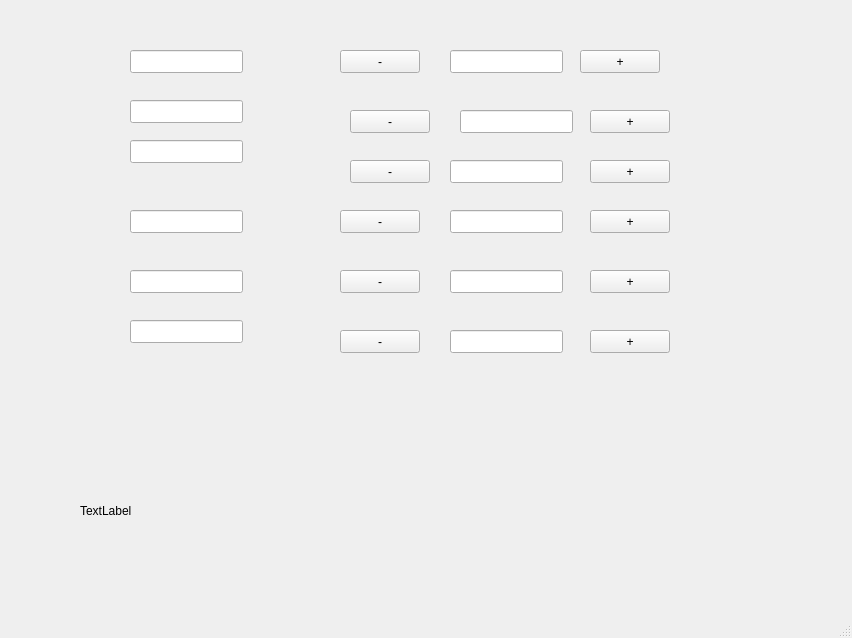
First picture: the form in resources/motor.ui, repository smattha/robotHuman, before the edit.
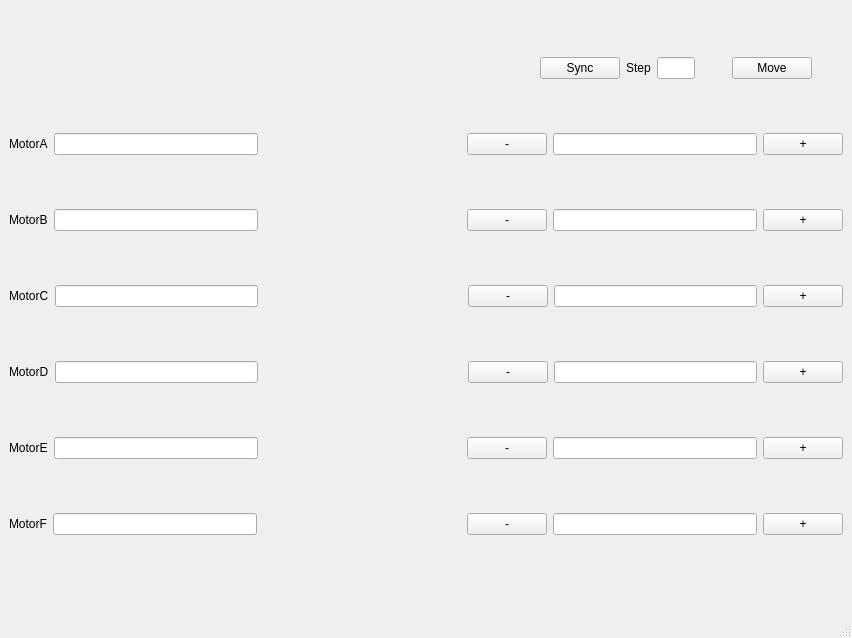
Second picture: the form after the edit.

Commit message: Format the class, add move to position functionality

What changed in the file:
```diff
--- a/resources/motor.ui
+++ b/resources/motor.ui
@@ -14,295 +14,362 @@
    <string>MainWindow</string>
   </property>
   <widget class="QWidget" name="centralwidget">
-   <widget class="QPushButton" name="plusA">
-    <property name="geometry">
-     <rect>
-      <x>580</x>
-      <y>50</y>
-      <width>80</width>
-      <height>23</height>
-     </rect>
-    </property>
-    <property name="text">
-     <string>+</string>
-    </property>
-   </widget>
-   <widget class="QPushButton" name="minusA">
-    <property name="geometry">
-     <rect>
-      <x>340</x>
-      <y>50</y>
-      <width>80</width>
-      <height>23</height>
-     </rect>
-    </property>
-    <property name="text">
-     <string>-</string>
-    </property>
-   </widget>
-   <widget class="QPushButton" name="minusB">
-    <property name="geometry">
-     <rect>
-      <x>350</x>
-      <y>110</y>
-      <width>80</width>
-      <height>23</height>
-     </rect>
-    </property>
-    <property name="text">
-     <string>-</string>
-    </property>
-   </widget>
-   <widget class="QPushButton" name="plusB">
-    <property name="geometry">
-     <rect>
-      <x>590</x>
-      <y>110</y>
-      <width>80</width>
-      <height>23</height>
-     </rect>
-    </property>
-    <property name="text">
-     <string>+</string>
-    </property>
-   </widget>
-   <widget class="QPushButton" name="plusC">
-    <property name="geometry">
-     <rect>
-      <x>590</x>
-      <y>330</y>
-      <width>80</width>
-      <height>23</height>
-     </rect>
-    </property>
-    <property name="text">
-     <string>+</string>
-    </property>
-   </widget>
-   <widget class="QPushButton" name="minusC">
-    <property name="geometry">
-     <rect>
-      <x>340</x>
-      <y>330</y>
-      <width>80</width>
-      <height>23</height>
-     </rect>
-    </property>
-    <property name="text">
-     <string>-</string>
-    </property>
-   </widget>
-   <widget class="QPushButton" name="plusD">
-    <property name="geometry">
-     <rect>
-      <x>590</x>
-      <y>160</y>
-      <width>80</width>
-      <height>23</height>
-     </rect>
-    </property>
-    <property name="text">
-     <string>+</string>
-    </property>
-   </widget>
-   <widget class="QPushButton" name="minusD">
-    <property name="geometry">
-     <rect>
-      <x>350</x>
-      <y>160</y>
-      <width>80</width>
-      <height>23</height>
-     </rect>
-    </property>
-    <property name="text">
-     <string>-</string>
-    </property>
-   </widget>
-   <widget class="QPushButton" name="minusE">
-    <property name="geometry">
-     <rect>
-      <x>340</x>
-      <y>210</y>
-      <width>80</width>
-      <height>23</height>
-     </rect>
-    </property>
-    <property name="text">
-     <string>-</string>
-    </property>
-   </widget>
-   <widget class="QPushButton" name="plusE">
-    <property name="geometry">
-     <rect>
-      <x>590</x>
-      <y>210</y>
-      <width>80</width>
-      <height>23</height>
-     </rect>
-    </property>
-    <property name="text">
-     <string>+</string>
-    </property>
-   </widget>
-   <widget class="QPushButton" name="plusF">
-    <property name="geometry">
-     <rect>
-      <x>590</x>
-      <y>270</y>
-      <width>80</width>
-      <height>23</height>
-     </rect>
-    </property>
-    <property name="text">
-     <string>+</string>
-    </property>
-   </widget>
-   <widget class="QPushButton" name="minusF">
-    <property name="geometry">
-     <rect>
-      <x>340</x>
-      <y>270</y>
-      <width>80</width>
-      <height>23</height>
-     </rect>
-    </property>
-    <property name="text">
-     <string>-</string>
-    </property>
-   </widget>
-   <widget class="QLineEdit" name="targetPosA">
-    <property name="geometry">
-     <rect>
-      <x>450</x>
-      <y>50</y>
-      <width>113</width>
-      <height>23</height>
-     </rect>
-    </property>
-   </widget>
-   <widget class="QLineEdit" name="targetPosB">
-    <property name="geometry">
-     <rect>
-      <x>460</x>
-      <y>110</y>
-      <width>113</width>
-      <height>23</height>
-     </rect>
-    </property>
-   </widget>
-   <widget class="QLineEdit" name="targetPosC">
-    <property name="geometry">
-     <rect>
-      <x>450</x>
-      <y>330</y>
-      <width>113</width>
-      <height>23</height>
-     </rect>
-    </property>
-   </widget>
-   <widget class="QLineEdit" name="targetPosD">
-    <property name="geometry">
-     <rect>
-      <x>450</x>
-      <y>160</y>
-      <width>113</width>
-      <height>23</height>
-     </rect>
-    </property>
-   </widget>
-   <widget class="QLineEdit" name="targetPosE">
-    <property name="geometry">
-     <rect>
-      <x>450</x>
-      <y>210</y>
-      <width>113</width>
-      <height>23</height>
-     </rect>
-    </property>
-   </widget>
-   <widget class="QLineEdit" name="targetPosF">
-    <property name="geometry">
-     <rect>
-      <x>450</x>
-      <y>270</y>
-      <width>113</width>
-      <height>23</height>
-     </rect>
-    </property>
-   </widget>
-   <widget class="QLabel" name="label">
-    <property name="geometry">
-     <rect>
-      <x>80</x>
-      <y>500</y>
-      <width>141</width>
-      <height>21</height>
-     </rect>
-    </property>
-    <property name="text">
-     <string>TextLabel</string>
-    </property>
-   </widget>
-   <widget class="QLineEdit" name="motorAPosition">
-    <property name="geometry">
-     <rect>
-      <x>130</x>
-      <y>50</y>
-      <width>113</width>
-      <height>23</height>
-     </rect>
-    </property>
-   </widget>
-   <widget class="QLineEdit" name="motorBPosition">
-    <property name="geometry">
-     <rect>
-      <x>130</x>
-      <y>100</y>
-      <width>113</width>
-      <height>23</height>
-     </rect>
-    </property>
-   </widget>
-   <widget class="QLineEdit" name="motorDPosition">
-    <property name="geometry">
-     <rect>
-      <x>130</x>
-      <y>140</y>
-      <width>113</width>
-      <height>23</height>
-     </rect>
-    </property>
-   </widget>
-   <widget class="QLineEdit" name="motorEPosition">
-    <property name="geometry">
-     <rect>
-      <x>130</x>
-      <y>210</y>
-      <width>113</width>
-      <height>23</height>
-     </rect>
-    </property>
-   </widget>
-   <widget class="QLineEdit" name="motorFPosition">
-    <property name="geometry">
-     <rect>
-      <x>130</x>
-      <y>270</y>
-      <width>113</width>
-      <height>23</height>
-     </rect>
-    </property>
-   </widget>
-   <widget class="QLineEdit" name="motorCPosition">
-    <property name="geometry">
-     <rect>
-      <x>130</x>
-      <y>320</y>
-      <width>113</width>
-      <height>23</height>
-     </rect>
-    </property>
-   </widget>
+   <property name="enabled">
+    <bool>true</bool>
+   </property>
+   <property name="minimumSize">
+    <size>
+     <width>852</width>
+     <height>0</height>
+    </size>
+   </property>
+   <property name="maximumSize">
+    <size>
+     <width>16777215</width>
+     <height>596</height>
+    </size>
+   </property>
+   <layout class="QHBoxLayout" name="horizontalLayout_11">
+    <item>
+     <layout class="QVBoxLayout" name="verticalLayout">
+      <item>
+       <layout class="QHBoxLayout" name="horizontalLayout_12">
+        <item>
+         <spacer name="horizontalSpacer_7">
+          <property name="orientation">
+           <enum>Qt::Horizontal</enum>
+          </property>
+          <property name="sizeHint" stdset="0">
+           <size>
+            <width>600</width>
+            <height>20</height>
+           </size>
+          </property>
+         </spacer>
+        </item>
+        <item>
+         <widget class="QPushButton" name="sync">
+          <property name="text">
+           <string>Sync</string>
+          </property>
+         </widget>
+        </item>
+        <item>
+         <widget class="QLabel" name="Step">
+          <property name="text">
+           <string>Step</string>
+          </property>
+         </widget>
+        </item>
+        <item>
+         <widget class="QLineEdit" name="movingStep">
+          <property name="text">
+           <string/>
+          </property>
+         </widget>
+        </item>
+        <item>
+         <spacer name="horizontalSpacer_8">
+          <property name="orientation">
+           <enum>Qt::Horizontal</enum>
+          </property>
+          <property name="sizeHint" stdset="0">
+           <size>
+            <width>100</width>
+            <height>20</height>
+           </size>
+          </property>
+         </spacer>
+        </item>
+        <item>
+         <widget class="QPushButton" name="moveButton">
+          <property name="text">
+           <string>Move</string>
+          </property>
+         </widget>
+        </item>
+        <item>
+         <spacer name="horizontalSpacer_9">
+          <property name="orientation">
+           <enum>Qt::Horizontal</enum>
+          </property>
+          <property name="sizeHint" stdset="0">
+           <size>
+            <width>100</width>
+            <height>20</height>
+           </size>
+          </property>
+         </spacer>
+        </item>
+       </layout>
+      </item>
+      <item>
+       <layout class="QHBoxLayout" name="horizontalLayout">
+        <item>
+         <widget class="QLabel" name="label_2">
+          <property name="text">
+           <string>MotorA</string>
+          </property>
+         </widget>
+        </item>
+        <item>
+         <widget class="QLineEdit" name="motorAPosition"/>
+        </item>
+        <item>
+         <spacer name="horizontalSpacer">
+          <property name="orientation">
+           <enum>Qt::Horizontal</enum>
+          </property>
+          <property name="sizeHint" stdset="0">
+           <size>
+            <width>40</width>
+            <height>20</height>
+           </size>
+          </property>
+         </spacer>
+        </item>
+        <item>
+         <widget class="QPushButton" name="minusA">
+          <property name="text">
+           <string>-</string>
+          </property>
+         </widget>
+        </item>
+        <item>
+         <widget class="QLineEdit" name="targetPosA"/>
+        </item>
+        <item>
+         <widget class="QPushButton" name="plusA">
+          <property name="text">
+           <string>+</string>
+          </property>
+         </widget>
+        </item>
+       </layout>
+      </item>
+      <item>
+       <layout class="QHBoxLayout" name="horizontalLayout_3">
+        <item>
+         <widget class="QLabel" name="label_3">
+          <property name="text">
+           <string>MotorB</string>
+          </property>
+         </widget>
+        </item>
+        <item>
+         <widget class="QLineEdit" name="motorBPosition"/>
+        </item>
+        <item>
+         <spacer name="horizontalSpacer_2">
+          <property name="orientation">
+           <enum>Qt::Horizontal</enum>
+          </property>
+          <property name="sizeHint" stdset="0">
+           <size>
+            <width>40</width>
+            <height>20</height>
+           </size>
+          </property>
+         </spacer>
+        </item>
+        <item>
+         <widget class="QPushButton" name="minusB">
+          <property name="text">
+           <string>-</string>
+          </property>
+         </widget>
+        </item>
+        <item>
+         <widget class="QLineEdit" name="targetPosB"/>
+        </item>
+        <item>
+         <widget class="QPushButton" name="plusB">
+          <property name="text">
+           <string>+</string>
+          </property>
+         </widget>
+        </item>
+       </layout>
+      </item>
+      <item>
+       <layout class="QHBoxLayout" name="horizontalLayout_6">
+        <item>
+         <widget class="QLabel" name="label_4">
+          <property name="text">
+           <string>MotorC</string>
+          </property>
+         </widget>
+        </item>
+        <item>
+         <widget class="QLineEdit" name="motorDPosition"/>
+        </item>
+        <item>
+         <spacer name="horizontalSpacer_3">
+          <property name="orientation">
+           <enum>Qt::Horizontal</enum>
+          </property>
+          <property name="sizeHint" stdset="0">
+           <size>
+            <width>40</width>
+            <height>20</height>
+           </size>
+          </property>
+         </spacer>
+        </item>
+        <item>
+         <widget class="QPushButton" name="minusD">
+          <property name="text">
+           <string>-</string>
+          </property>
+         </widget>
+        </item>
+        <item>
+         <widget class="QLineEdit" name="targetPosD"/>
+        </item>
+        <item>
+         <widget class="QPushButton" name="plusD">
+          <property name="text">
+           <string>+</string>
+          </property>
+         </widget>
+        </item>
+       </layout>
+      </item>
+      <item>
+       <layout class="QHBoxLayout" name="horizontalLayout_7">
+        <item>
+         <widget class="QLabel" name="label_5">
+          <property name="text">
+           <string>MotorD</string>
+          </property>
+         </widget>
+        </item>
+        <item>
+         <widget class="QLineEdit" name="motorEPosition"/>
+        </item>
+        <item>
+         <spacer name="horizontalSpacer_4">
+          <property name="orientation">
+           <enum>Qt::Horizontal</enum>
+          </property>
+          <property name="sizeHint" stdset="0">
+           <size>
+            <width>40</width>
+            <height>20</height>
+           </size>
+          </property>
+         </spacer>
+        </item>
+        <item>
+         <widget class="QPushButton" name="minusE">
+          <property name="text">
+           <string>-</string>
+          </property>
+         </widget>
+        </item>
+        <item>
+         <widget class="QLineEdit" name="targetPosE"/>
+        </item>
+        <item>
+         <widget class="QPushButton" name="plusE">
+          <property name="text">
+           <string>+</string>
+          </property>
+         </widget>
+        </item>
+       </layout>
+      </item>
+      <item>
+       <layout class="QHBoxLayout" name="horizontalLayout_9">
+        <item>
+         <widget class="QLabel" name="label_6">
+          <property name="text">
+           <string>MotorE</string>
+          </property>
+         </widget>
+        </item>
+        <item>
+         <widget class="QLineEdit" name="motorFPosition"/>
+        </item>
+        <item>
+         <spacer name="horizontalSpacer_5">
+          <property name="orientation">
+           <enum>Qt::Horizontal</enum>
+          </property>
+          <property name="sizeHint" stdset="0">
+           <size>
+            <width>40</width>
+            <height>20</height>
+           </size>
+          </property>
+         </spacer>
+        </item>
+        <item>
+         <widget class="QPushButton" name="minusF">
+          <property name="text">
+           <string>-</string>
+          </property>
+         </widget>
+        </item>
+        <item>
+         <widget class="QLineEdit" name="targetPosF"/>
+        </item>
+        <item>
+         <widget class="QPushButton" name="plusF">
+          <property name="text">
+           <string>+</string>
+          </property>
+         </widget>
+        </item>
+       </layout>
+      </item>
+      <item>
+       <layout class="QHBoxLayout" name="horizontalLayout_10">
+        <item>
+         <widget class="QLabel" name="label">
+          <property name="text">
+           <string>MotorF</string>
+          </property>
+         </widget>
+        </item>
+        <item>
+         <widget class="QLineEdit" name="motorCPosition"/>
+        </item>
+        <item>
+         <spacer name="horizontalSpacer_6">
+          <property name="orientation">
+           <enum>Qt::Horizontal</enum>
+          </property>
+          <property name="sizeHint" stdset="0">
+           <size>
+            <width>40</width>
+            <height>20</height>
+           </size>
+          </property>
+         </spacer>
+        </item>
+        <item>
+         <widget class="QPushButton" name="minusC">
+          <property name="text">
+           <string>-</string>
+          </property>
+         </widget>
+        </item>
+        <item>
+         <widget class="QLineEdit" name="targetPosC"/>
+        </item>
+        <item>
+         <widget class="QPushButton" name="plusC">
+          <property name="text">
+           <string>+</string>
+          </property>
+         </widget>
+        </item>
+       </layout>
+      </item>
+     </layout>
+    </item>
+   </layout>
   </widget>
   <widget class="QMenuBar" name="menubar">
    <property name="geometry">
```
The commit also changes 8 other files.
